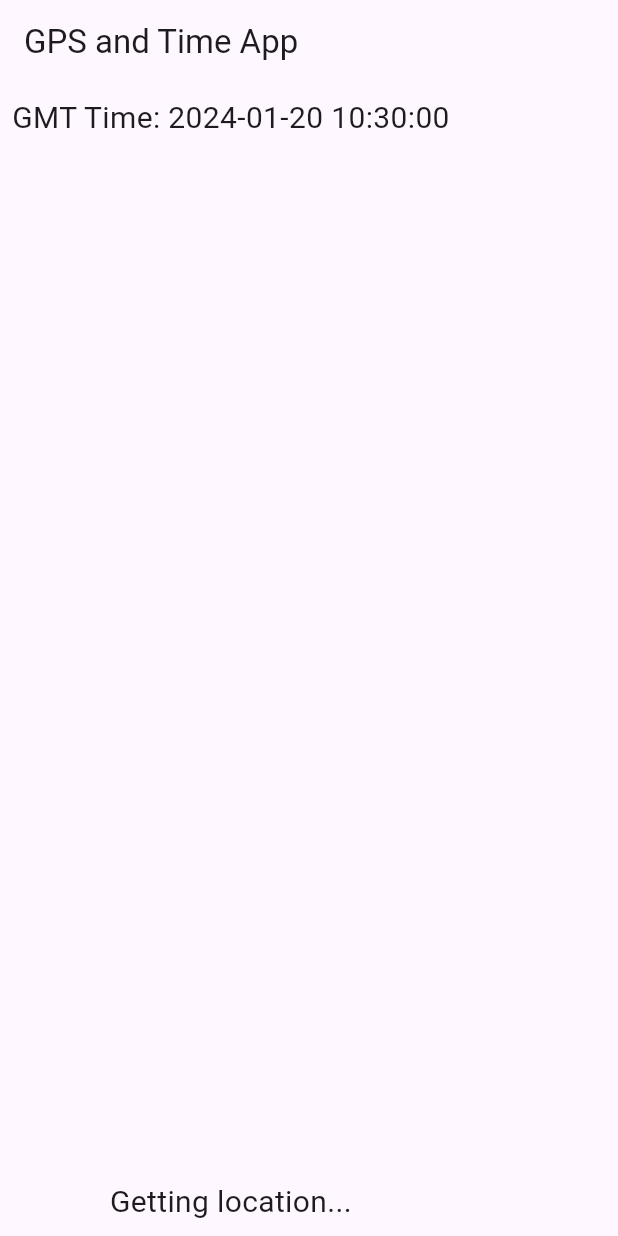
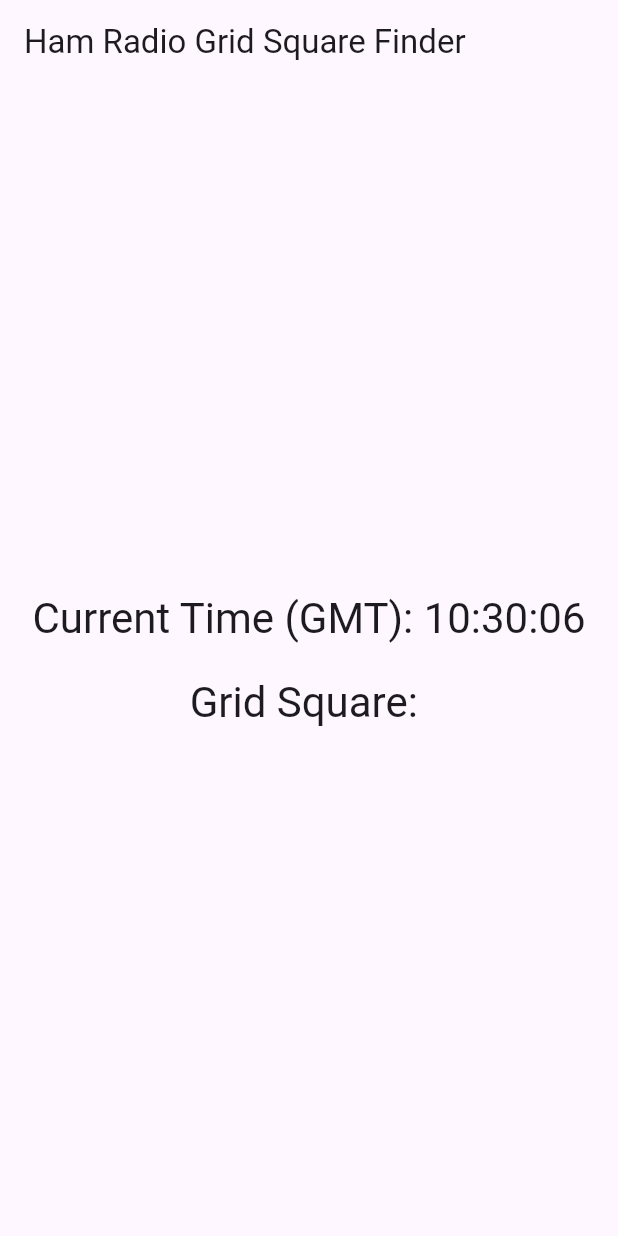
Before and after one commit to NR5P/ham_radio_gps_grid_display, a Flutter app: the screen it shows after launch, on a phone screen of 412 x 824 dp. Run offline on Flutter 3.47's test engine with Material 3 defaults, Android fonts, the phone set to English and light mode, and no system bars; our stand-ins replace geolocator.

Commit message:
the new calc for grid square seems to be working

```diff
--- a/lib/main.dart
+++ b/lib/main.dart
@@ -1,6 +1,7 @@
+import 'dart:async';
 import 'package:flutter/material.dart';
+import 'package:geolocator/geolocator.dart';
 import 'package:intl/intl.dart';
-import 'package:geolocator/geolocator.dart';
 
 void main() {
   runApp(MyApp());
@@ -10,41 +11,39 @@ class MyApp extends StatelessWidget {
   @override
   Widget build(BuildContext context) {
     return MaterialApp(
-      title: 'GPS and Time App',
-      home: GpsTimeHomePage(),
+      title: 'Ham Radio Grid Square App',
+      theme: ThemeData(
+        primarySwatch: Colors.blue,
+      ),
+      home: MyHomePage(title: 'Ham Radio Grid Square Finder'),
     );
   }
 }
 
-class GpsTimeHomePage extends StatefulWidget {
+class MyHomePage extends StatefulWidget {
+  MyHomePage({Key? key, this.title}) : super(key: key);
+  final String? title;
+
   @override
-  _GpsTimeHomePageState createState() => _GpsTimeHomePageState();
+  _MyHomePageState createState() => _MyHomePageState();
 }
 
-class _GpsTimeHomePageState extends State<GpsTimeHomePage> {
-  String _timeString = "";
-  String _locationString = "Getting location...";
+class _MyHomePageState extends State<MyHomePage> {
+  String gridSquare = "";
+  String currentTime = "";
 
   @override
   void initState() {
     super.initState();
-    _getTime();
-    _getLocation();
+    getCurrentLocation();
+    getCurrentTime();
   }
 
-  void _getTime() {
-    final String formattedDateTime =
-        DateFormat('yyyy-MM-dd HH:mm:ss').format(DateTime.now().toUtc());
-    setState(() {
-      _timeString = "GMT Time: $formattedDateTime";
-    });
-  }
-
-  void _getLocation() async {
+  void getCurrentLocation() async {
     bool serviceEnabled;
     LocationPermission permission;
 
-    // Check if location services are enabled
+    // Check if location services are enabled.
     serviceEnabled = await Geolocator.isLocationServiceEnabled();
     if (!serviceEnabled) {
       return Future.error('Location services are disabled.');
@@ -63,31 +62,74 @@ class _GpsTimeHomePageState extends State<GpsTimeHomePage> {
           'Location permissions are permanently denied, we cannot request permissions.');
     }
 
-    // When permissions are granted
-    Position position = await Geolocator.getCurrentPosition();
+    Position position = await Geolocator.getCurrentPosition(desiredAccuracy: LocationAccuracy.high);
     setState(() {
-      _locationString = "Latitude: ${position.latitude}, Longitude: ${position.longitude}";
+      gridSquare = calculateGridSquare(position.latitude, position.longitude);
     });
+  }
+
+  void getCurrentTime() {
+    Timer.periodic(Duration(seconds: 1), (Timer t) => updateTime());
+  }
+
+  void updateTime() {
+    setState(() {
+      currentTime = DateFormat('HH:mm:ss').format(DateTime.now().toUtc());
+    });
+  }
+
+  /*
+  String calculateGridSquare(double latitude, double longitude) {
+    int lat = (latitude + 90).toInt() * 60;
+    int lon = (longitude + 180).toInt() * 60;
+    String gridSquare = String.fromCharCode(65 + (lon / 120).floor()) +
+        String.fromCharCode(65 + (lat / 120).floor()) +
+        String.fromCharCode(48 + ((lon % 120) / 10).floor()) +
+        String.fromCharCode(48 + ((lat % 120) / 10).floor());
+    return gridSquare;
+  }
+  */
+
+  String calculateGridSquare(double latitude, double longitude) {
+    // Longitude calculations
+    int longIndex = ((longitude + 180) / 20).floor();
+    String longLetter = String.fromCharCode('A'.codeUnitAt(0) + longIndex);
+    int longNumber = (((longitude + 180) % 20) / 2).floor();
+    int longSubLetterIndex = ((((longitude + 180) % 20) % 2) * 12).floor();
+    String longSubLetter = String.fromCharCode('a'.codeUnitAt(0) + longSubLetterIndex);
+
+    // Latitude calculations
+    int latIndex = ((latitude + 90) / 10).floor();
+    String latLetter = String.fromCharCode('A'.codeUnitAt(0) + latIndex);
+    int latNumber = ((latitude + 90) % 10).floor();
+    int latSubLetterIndex = ((((latitude + 90) % 10) % 1) * 24).floor();
+    String latSubLetter = String.fromCharCode('a'.codeUnitAt(0) + latSubLetterIndex);
+
+    // Combining the results
+    return longLetter + latLetter + longNumber.toString() + latNumber.toString() + longSubLetter + latSubLetter;
   }
 
   @override
   Widget build(BuildContext context) {
     return Scaffold(
       appBar: AppBar(
-        title: Text('GPS and Time App'),
+        title: Text(widget.title!),
       ),
-      body: Column(
-        mainAxisAlignment: MainAxisAlignment.spaceBetween,
-        children: <Widget>[
-          Padding(
-            padding: const EdgeInsets.all(8.0),
-            child: Text(_timeString, style: TextStyle(fontSize: 20)),
-          ),
-          Padding(
-            padding: const EdgeInsets.all(8.0),
-            child: Text(_locationString, style: TextStyle(fontSize: 20)),
-          ),
-        ],
+      body: Center(
+        child: Column(
+          mainAxisAlignment: MainAxisAlignment.center,
+          children: <Widget>[
+            Text(
+              'Current Time (GMT): $currentTime',
+              style: Theme.of(context).textTheme.headline4,
+            ),
+            SizedBox(height: 20),
+            Text(
+              'Grid Square: $gridSquare',
+              style: Theme.of(context).textTheme.headline4,
+            ),
+          ],
+        ),
       ),
     );
   }
```
